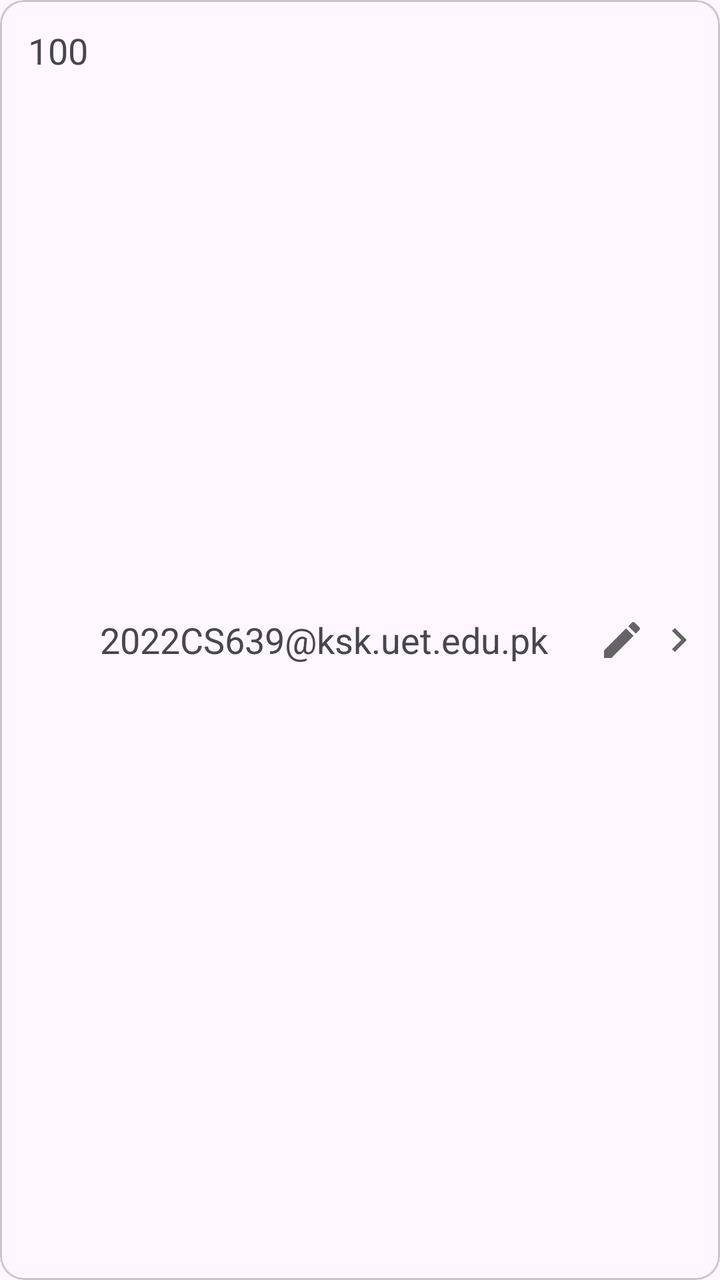
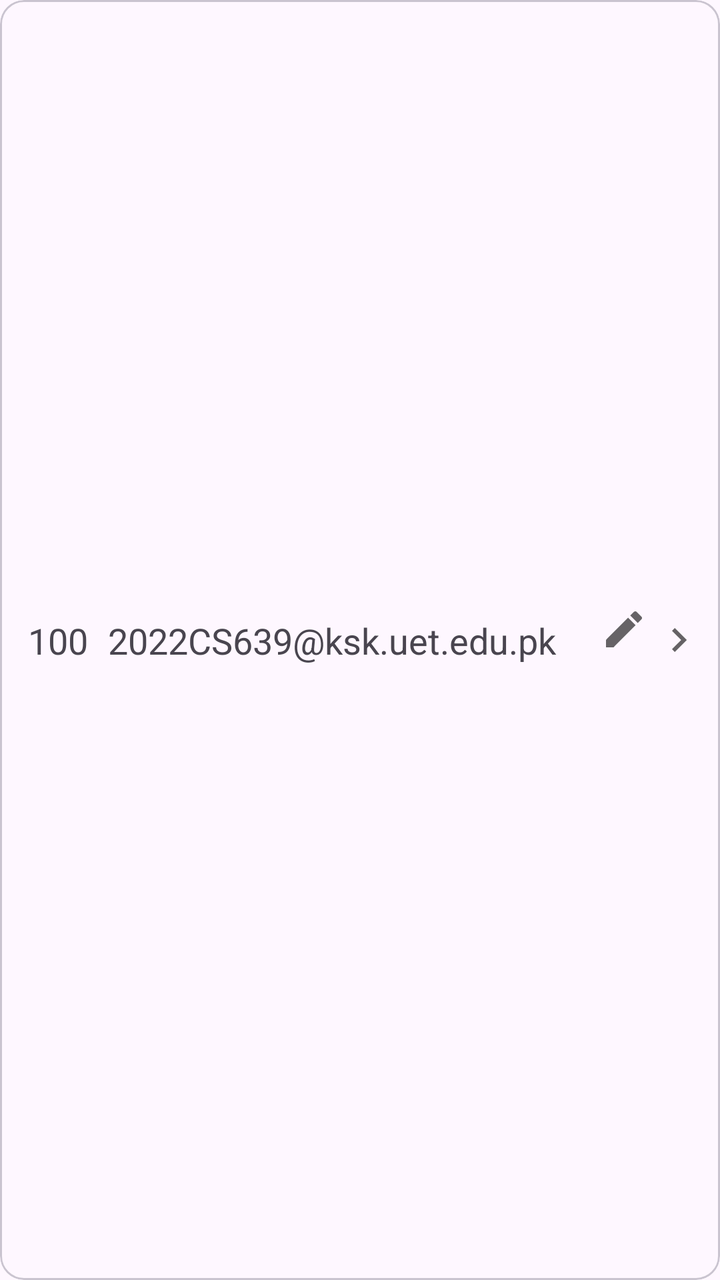

Two renders of the same Android screen: before a commit and after it. Below are the layout's source before the change and the commit's diff.
<!-- AndroidManifest.xml: application theme Theme.AutoWifiConnector -->
<!-- res/layout/item_layout.xml -->
<?xml version="1.0" encoding="utf-8"?>
<com.google.android.material.card.MaterialCardView xmlns:android="http://schemas.android.com/apk/res/android"
    xmlns:app="http://schemas.android.com/apk/res-auto"
    android:layout_width="match_parent"
    android:layout_height="wrap_content"
    android:layout_marginTop="12dp"
    android:background="?attr/selectableItemBackground">

    <LinearLayout

        android:layout_width="match_parent"
        android:layout_height="match_parent"
        android:orientation="horizontal"
        android:padding="8dp"
        app:layout_constraintEnd_toEndOf="parent"
        app:layout_constraintStart_toStartOf="parent"
        app:layout_constraintTop_toTopOf="parent">

        <TextView
            android:id="@+id/number"
            android:layout_width="wrap_content"
            android:layout_height="wrap_content"
            android:gravity="center"
            android:minEms="2"
            android:padding="5dp"
            android:text="100"
            android:textSize="18sp" />

        <LinearLayout
            android:layout_width="match_parent"
            android:layout_height="match_parent"
            android:layout_weight="1"
            android:orientation="vertical">

            <TextView
                android:id="@+id/wifi_ssid"
                android:layout_width="match_parent"
                android:layout_height="wrap_content"
                android:text="eduroam"
                android:textSize="20dp"
                android:visibility="gone" />

            <TextView
                android:id="@+id/identity"
                android:layout_width="match_parent"
                android:layout_height="match_parent"
                android:gravity="center_vertical"
                android:text="2022CS639@ksk.uet.edu.pk"
                android:textSize="18dp" />

        </LinearLayout>

        <ImageButton
            android:id="@+id/edit_button"
            android:layout_width="wrap_content"
            android:layout_height="match_parent"
            android:background="#00000000"
            android:src="@drawable/edit_button" />

        <ImageButton
            android:layout_marginStart="5dp"
            android:id="@+id/connectBtn"
            android:tooltipText="Connect"
            android:layout_width="wrap_content"
            android:layout_height="match_parent"
            android:background="#00000000"
            android:src="@drawable/chevron_right" />

    </LinearLayout>

</com.google.android.material.card.MaterialCardView>
<!-- resources referenced by this layout -->
<resources>
  <!-- drawable chevron_right (drawable) -->
  <vector xmlns:android="http://schemas.android.com/apk/res/android" android:alpha="0.6" android:height="24dp" android:viewportHeight="960" android:viewportWidth="960" android:width="24dp">
        
      <path android:fillColor="#FF000000" android:pathData="M504,480 L320,296l56,-56 240,240 -240,240 -56,-56 184,-184Z"/>
      
  </vector>
  <!-- drawable edit_button (drawable) -->
  <vector android:alpha="0.6"
      android:height="24dp"
      android:tint="#000000"
      android:viewportHeight="24"
      android:viewportWidth="24"
      android:width="24dp"
      xmlns:android="http://schemas.android.com/apk/res/android">
      <path
          android:fillColor="@android:color/white"
          android:pathData="M3,17.25V21h3.75L17.81,9.94l-3.75,-3.75L3,17.25zM20.71,7.04c0.39,-0.39 0.39,-1.02 0,-1.41l-2.34,-2.34c-0.39,-0.39 -1.02,-0.39 -1.41,0l-1.83,1.83 3.75,3.75 1.83,-1.83z" />
  </vector>
  <style name="Theme.AutoWifiConnector" parent="Base.Theme.AutoWifiConnector" />
  <style name="Base.Theme.AutoWifiConnector" parent="Theme.Material3.DayNight">
          
          <item name="android:statusBarColor">#000000</item>
          <item name="actionBarDivider">?attr/colorOnPrimary</item>
          
      </style>
</resources>

<!-- the commit's change to res/layout/item_layout.xml (unified diff, before → after) -->
@@ -1,20 +1,17 @@
 <?xml version="1.0" encoding="utf-8"?>
 <com.google.android.material.card.MaterialCardView xmlns:android="http://schemas.android.com/apk/res/android"
     xmlns:app="http://schemas.android.com/apk/res-auto"
+    xmlns:tools="http://schemas.android.com/tools"
     android:layout_width="match_parent"
     android:layout_height="wrap_content"
     android:layout_marginTop="12dp"
     android:background="?attr/selectableItemBackground">
 
-    <LinearLayout
+    <androidx.constraintlayout.widget.ConstraintLayout
 
         android:layout_width="match_parent"
         android:layout_height="match_parent"
-        android:orientation="horizontal"
-        android:padding="8dp"
-        app:layout_constraintEnd_toEndOf="parent"
-        app:layout_constraintStart_toStartOf="parent"
-        app:layout_constraintTop_toTopOf="parent">
+        android:padding="8dp">
 
         <TextView
             android:id="@+id/number"
@@ -24,48 +21,48 @@
             android:minEms="2"
             android:padding="5dp"
             android:text="100"
-            android:textSize="18sp" />
+            android:textSize="18sp"
+            app:layout_constraintBottom_toBottomOf="parent"
+            app:layout_constraintStart_toStartOf="parent"
+            app:layout_constraintTop_toTopOf="parent" />
 
-        <LinearLayout
-            android:layout_width="match_parent"
-            android:layout_height="match_parent"
-            android:layout_weight="1"
-            android:orientation="vertical">
-
-            <TextView
-                android:id="@+id/wifi_ssid"
-                android:layout_width="match_parent"
-                android:layout_height="wrap_content"
-                android:text="eduroam"
-                android:textSize="20dp"
-                android:visibility="gone" />
-
-            <TextView
-                android:id="@+id/identity"
-                android:layout_width="match_parent"
-                android:layout_height="match_parent"
-                android:gravity="center_vertical"
-                android:text="2022CS639@ksk.uet.edu.pk"
-                android:textSize="18dp" />
-
-        </LinearLayout>
+        <TextView
+            android:id="@+id/identity"
+            android:layout_width="0dp"
+            android:layout_height="wrap_content"
+            android:layout_marginStart="4dp"
+            android:layout_marginEnd="4dp"
+            android:gravity="center_vertical"
+            android:text="2022CS639@ksk.uet.edu.pk"
+            android:textSize="18dp"
+            app:layout_constraintBottom_toBottomOf="parent"
+            app:layout_constraintEnd_toStartOf="@+id/edit_button"
+            app:layout_constraintStart_toEndOf="@+id/number"
+            app:layout_constraintTop_toTopOf="parent" />
 
         <ImageButton
             android:id="@+id/edit_button"
             android:layout_width="wrap_content"
-            android:layout_height="match_parent"
+            android:layout_height="wrap_content"
+            android:layout_marginEnd="4dp"
             android:background="#00000000"
-            android:src="@drawable/edit_button" />
+            android:src="@drawable/edit_button"
+            app:layout_constraintBottom_toBottomOf="parent"
+            app:layout_constraintEnd_toStartOf="@+id/connectBtn"
+            app:layout_constraintTop_toTopOf="parent"
+            app:layout_constraintVertical_bias="0.491" />
 
         <ImageButton
-            android:layout_marginStart="5dp"
             android:id="@+id/connectBtn"
-            android:tooltipText="Connect"
             android:layout_width="wrap_content"
             android:layout_height="match_parent"
             android:background="#00000000"
-            android:src="@drawable/chevron_right" />
+            android:src="@drawable/chevron_right"
+            android:tooltipText="Connect"
+            app:layout_constraintBottom_toBottomOf="parent"
+            app:layout_constraintEnd_toEndOf="parent"
+            app:layout_constraintTop_toTopOf="parent" />
 
-    </LinearLayout>
+    </androidx.constraintlayout.widget.ConstraintLayout>
 
 </com.google.android.material.card.MaterialCardView>
